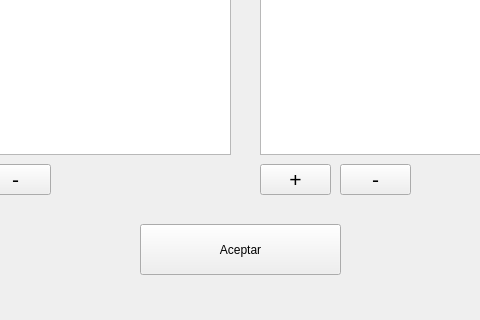
This is interfaces/ventanas_abastecimiento/Ingreso_datos_abastecimiento.ui in EscuelaProyectosPOO/simulacion as Qt 5 draws it before an edit; both pictures show x 150 to 630 and y 286 to 606 of the 1002 by 606 pixel window. The edited form follows.
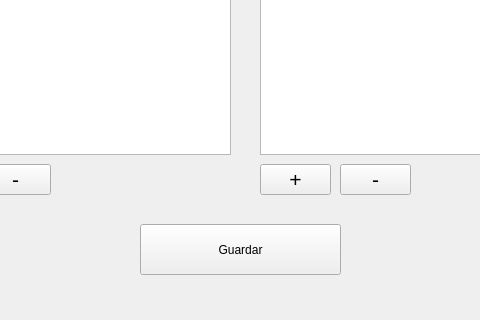
This is the edited form.

The edit to the form file:
```diff
--- a/interfaces/ventanas_abastecimiento/Ingreso_datos_abastecimiento.ui
+++ b/interfaces/ventanas_abastecimiento/Ingreso_datos_abastecimiento.ui
@@ -116,7 +116,7 @@
     </rect>
    </property>
    <property name="text">
-    <string>Aceptar</string>
+    <string>Guardar</string>
    </property>
   </widget>
   <widget class="QFrame" name="requisitos_frame">
```
Left out of the diff: 2 changed lines with no effect on the pictures.
